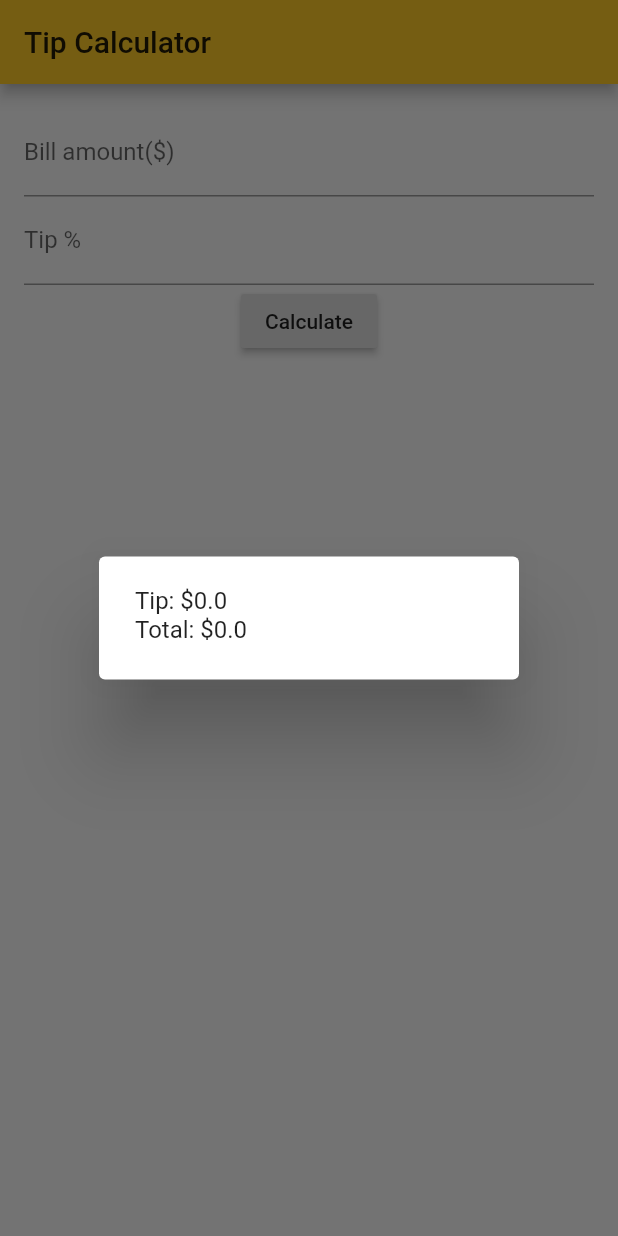
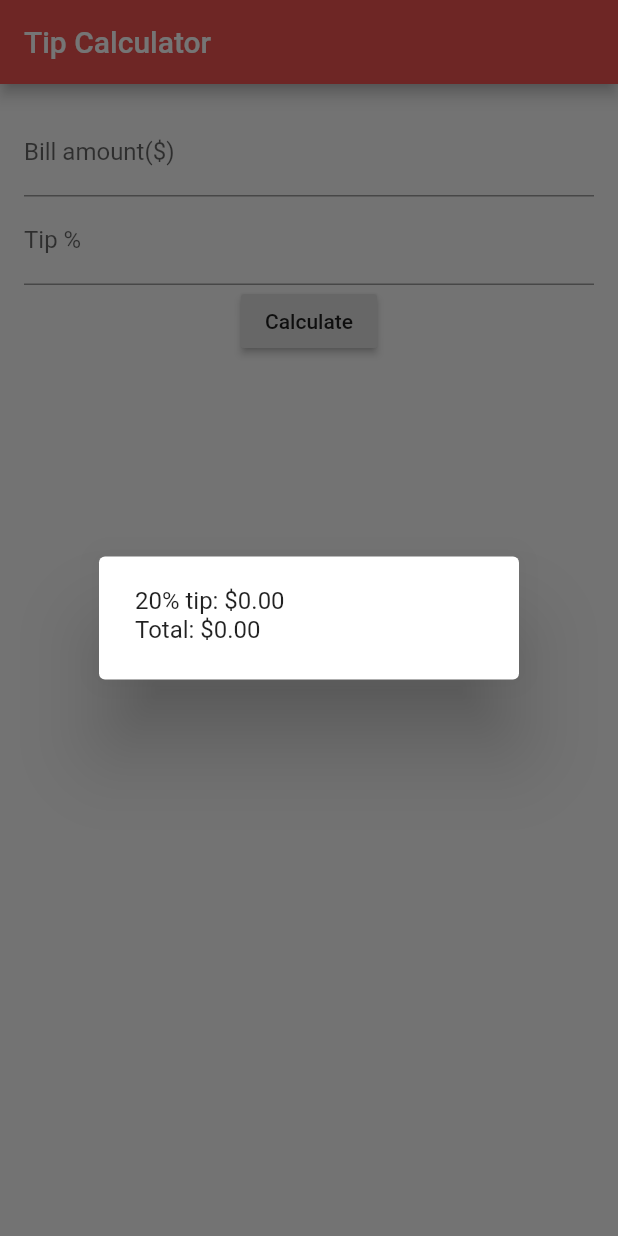
Before and after one commit to Kenny417/tip-calculator-app, a Flutter app: the screen it shows after launch, after a tap on "Calculate", on a phone screen of 412 x 824 dp. Run offline on Flutter 3.47's test engine with Material 2 defaults, Android fonts, the phone set to English and light mode, and no system bars.

Commit message:
Added default tip value and rounded dollar amounts to two decimals (or none if it's a whole dollar amount)

```diff
--- a/lib/main.dart
+++ b/lib/main.dart
@@ -2,7 +2,12 @@ import 'package:flutter/material.dart';
 
 class TipCalculator extends StatelessWidget {
   double billAmount = 0.0;
-  double tipPercentage = 0.0;
+  double tipPercentage = 20.0;
+
+
+  String format(double n) {
+    return n.toStringAsFixed(n.truncateToDouble() == n ? 0 : 2);
+  }
 
   @override
   Widget build(BuildContext context) {
@@ -44,11 +49,19 @@ class TipCalculator extends StatelessWidget {
           // Calculate tip and total
           double calculatedTip = billAmount * tipPercentage / 100.0;
           double total = billAmount + calculatedTip;
+          String roundedTip = calculatedTip.toStringAsFixed(2);
+          String roundedTotal = total.toStringAsFixed(2);
+          String formattedTip = format(tipPercentage);
+          String message = '';
+          if (calculatedTip.truncateToDouble() != calculatedTip ) {
+            message = "\n\nConsider rounding the tip up to the nearest whole dollar amount?";
+          }
 
           // Generate dialog
           AlertDialog dialog = new AlertDialog(
-              content: new Text("Tip: \$$calculatedTip \n"
-                  "Total: \$$total")
+              content: new Text("$formattedTip% tip: \$$roundedTip \n"
+                  "Total: \$$roundedTotal "
+                  "$message")
           );
 
           // Show dialog
@@ -77,7 +90,7 @@ class TipCalculator extends StatelessWidget {
 void main() {
   runApp(new MaterialApp(
     theme: ThemeData(
-      primaryColor: Colors.amber[400]
+      primaryColor: Colors.red[400]
     ),
       title: 'Tip Calculator',
       home: new TipCalculator()
```
